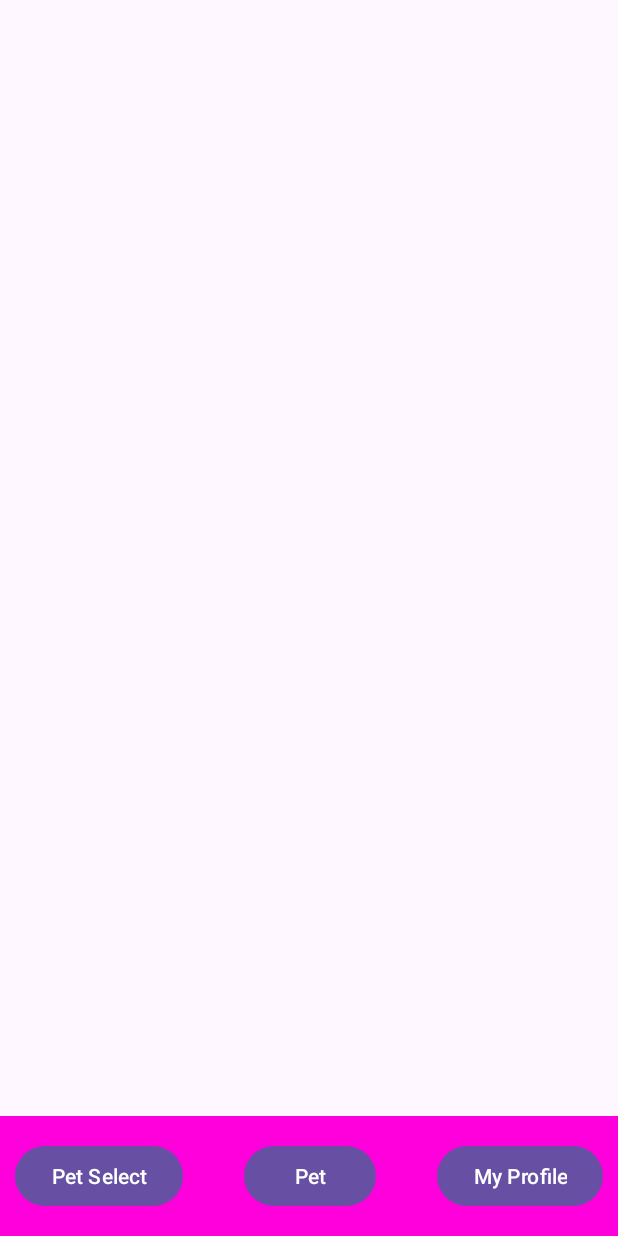
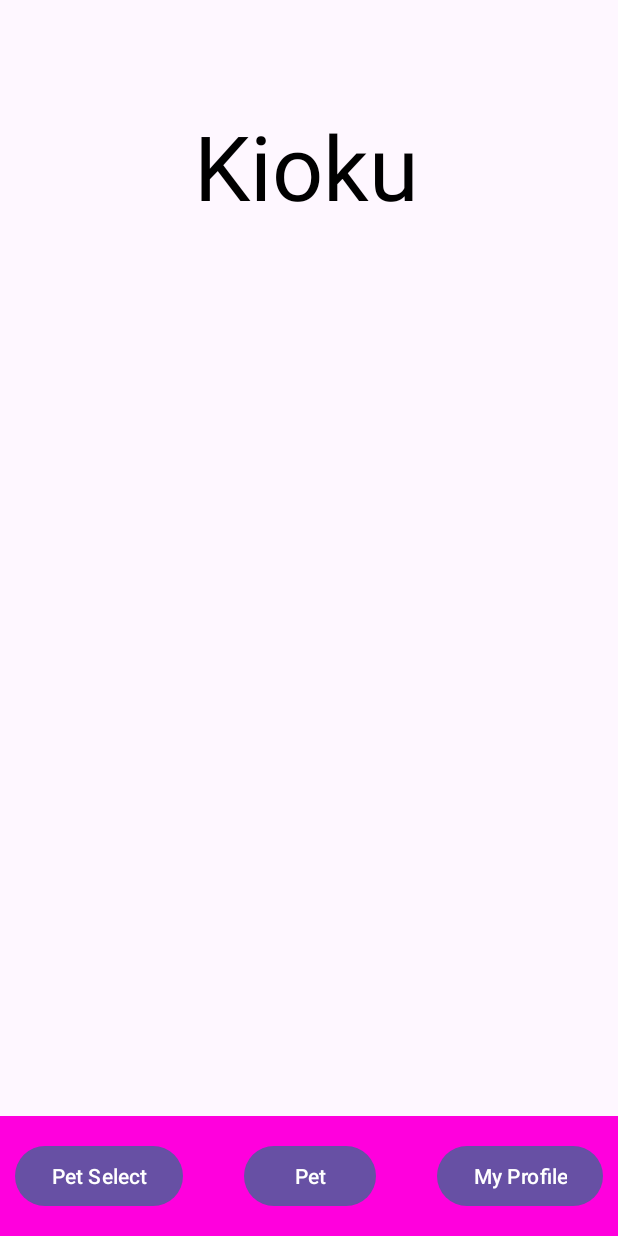
Before and after one commit to Unity-2D-Project-Group/Kioku, an Android app: the MyProfileActivity screen opened directly, with no data from a screen before it, on a phone screen of 412 x 824 dp. Run offline under Robolectric (Android 15) with nearby library versions, the phone set to English and light mode, and no system bars.

Commit message:
Small changes

```diff
--- a/app/src/main/res/layout/activity_my_profile.xml
+++ b/app/src/main/res/layout/activity_my_profile.xml
@@ -5,6 +5,20 @@
     android:layout_width="match_parent"
     android:layout_height="match_parent"
     tools:context=".MyProfileActivity">
+
+    <TextView
+        android:id="@+id/logo4"
+        android:layout_width="wrap_content"
+        android:layout_height="wrap_content"
+        android:layout_marginTop="70dp"
+        android:text="Kioku"
+        android:textAlignment="textStart"
+        android:textColor="#000000"
+        android:textSize="60sp"
+        app:layout_constraintEnd_toEndOf="parent"
+        app:layout_constraintHorizontal_bias="0.494"
+        app:layout_constraintStart_toStartOf="parent"
+        app:layout_constraintTop_toTopOf="parent" />
 
     <com.google.android.material.bottomappbar.BottomAppBar
         android:id="@+id/bottomAppBar2"
```
Also changed, not shown: app/src/main/java/pt/iade/memoriescompanionapp/MainActivity.java (+16 -15 lines).
